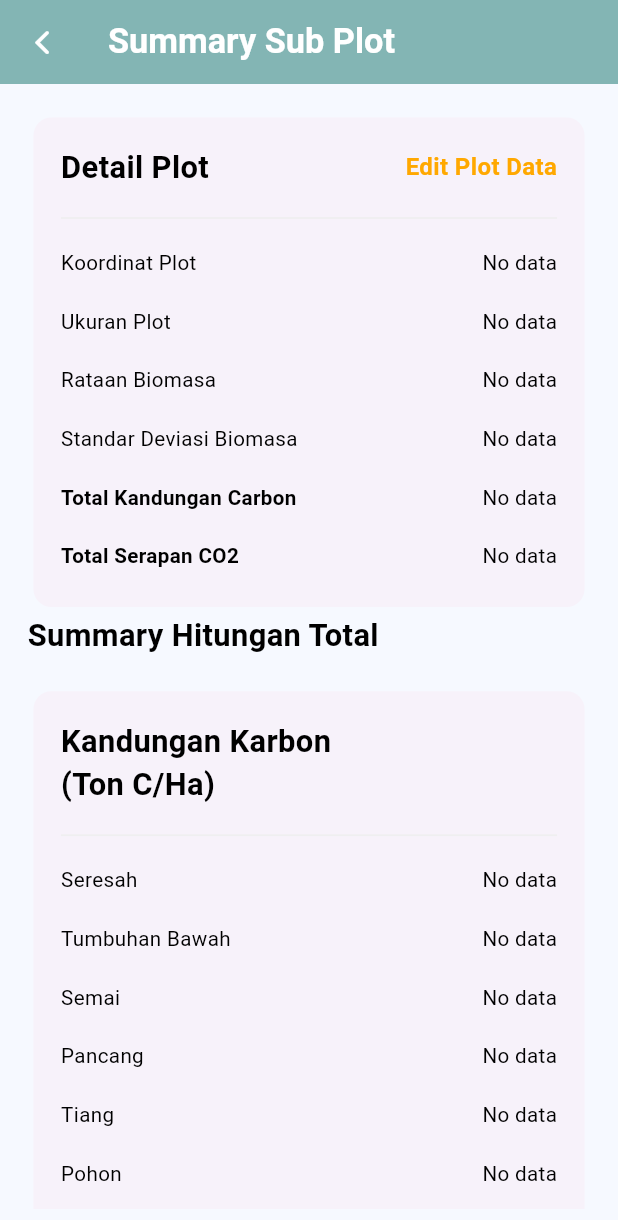
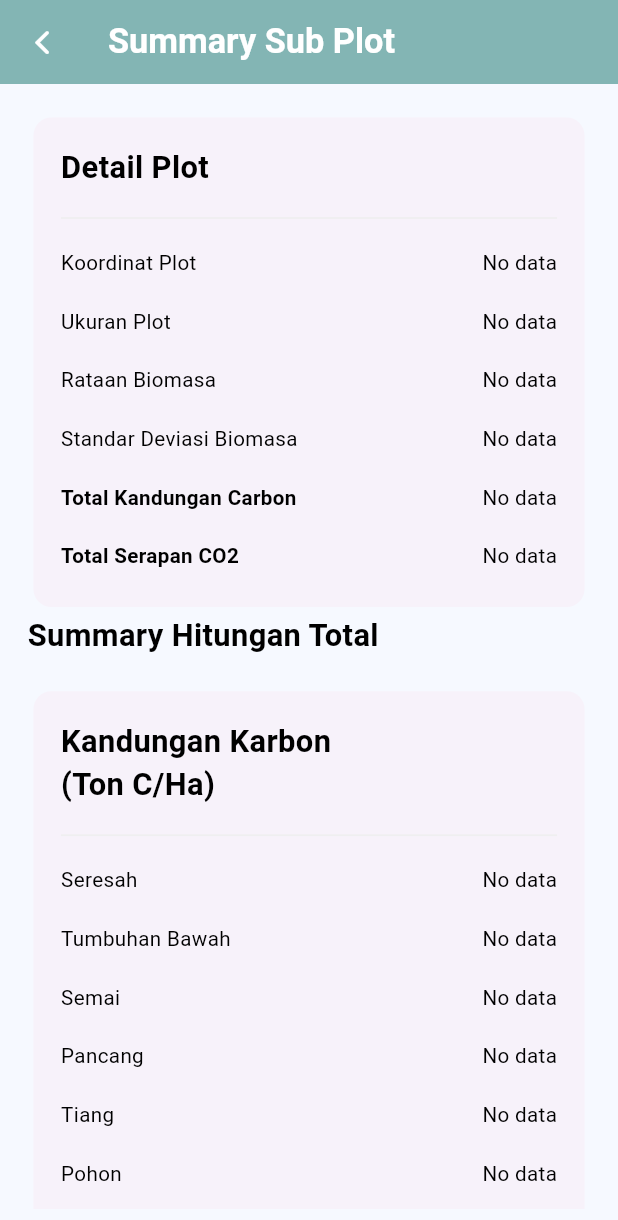
Before and after one commit to bangkit282/carbonstock, a Flutter app: the SummaryPageViews screen opened directly with empty values, on a phone screen of 412 x 824 dp. Shown: the top 1220 px of the screen. Run offline on Flutter 3.47's test engine with Material 3 defaults, Android fonts, the phone set to English and light mode, and no system bars; our stand-ins replace connectivity_plus, dartz, dio, dotted_border, flutter_dotenv, flutter_screenutil and 8 more; missing offline and left inert: flutter_inappwebview, mapbox_gl; accounts and stored records are empty; Roboto replaces fonts that are missing (Poppins).

```diff
--- a/lib/views/plot/summary/summary_views.dart
+++ b/lib/views/plot/summary/summary_views.dart
@@ -417,35 +417,35 @@ class _SummaryPageViewsState extends State<SummaryPageViews> {
                                 fontWeight: FontWeight.w700,
                               ),
                             ),
-                            const Spacer(flex: 2),
-                            GestureDetector(
-                              onTap: () {
-                                Navigator.push(
-                                  context,
-                                  PageRouteBuilder(
-                                    pageBuilder: (_, __, ___) =>
-                                        AddPlotScreenViews(
-                                      plotId: widget.plotId,
-                                    ),
-                                    transitionsBuilder:
-                                        (_, animation, __, child) {
-                                      return FadeTransition(
-                                        opacity: animation,
-                                        child: child,
-                                      );
-                                    },
-                                  ),
-                                );
-                              },
-                              child: Text(
-                                'Edit Plot Data',
-                                style: TextStyle(
-                                  fontSize: 14.sp,
-                                  color: const Color.fromRGBO(255, 168, 0, 1),
-                                  fontWeight: FontWeight.w700,
-                                ),
-                              ),
-                            ),
+                            // const Spacer(flex: 2),
+                            // GestureDetector(
+                            //   onTap: () {
+                            //     Navigator.push(
+                            //       context,
+                            //       PageRouteBuilder(
+                            //         pageBuilder: (_, __, ___) =>
+                            //             AddPlotScreenViews(
+                            //           plotId: widget.plotId,
+                            //         ),
+                            //         transitionsBuilder:
+                            //             (_, animation, __, child) {
+                            //           return FadeTransition(
+                            //             opacity: animation,
+                            //             child: child,
+                            //           );
+                            //         },
+                            //       ),
+                            //     );
+                            //   },
+                            //   child: Text(
+                            //     'Edit Plot Data',
+                            //     style: TextStyle(
+                            //       fontSize: 14.sp,
+                            //       color: const Color.fromRGBO(255, 168, 0, 1),
+                            //       fontWeight: FontWeight.w700,
+                            //     ),
+                            //   ),
+                            // ),
                           ],
                         ),
                         Container(
```
